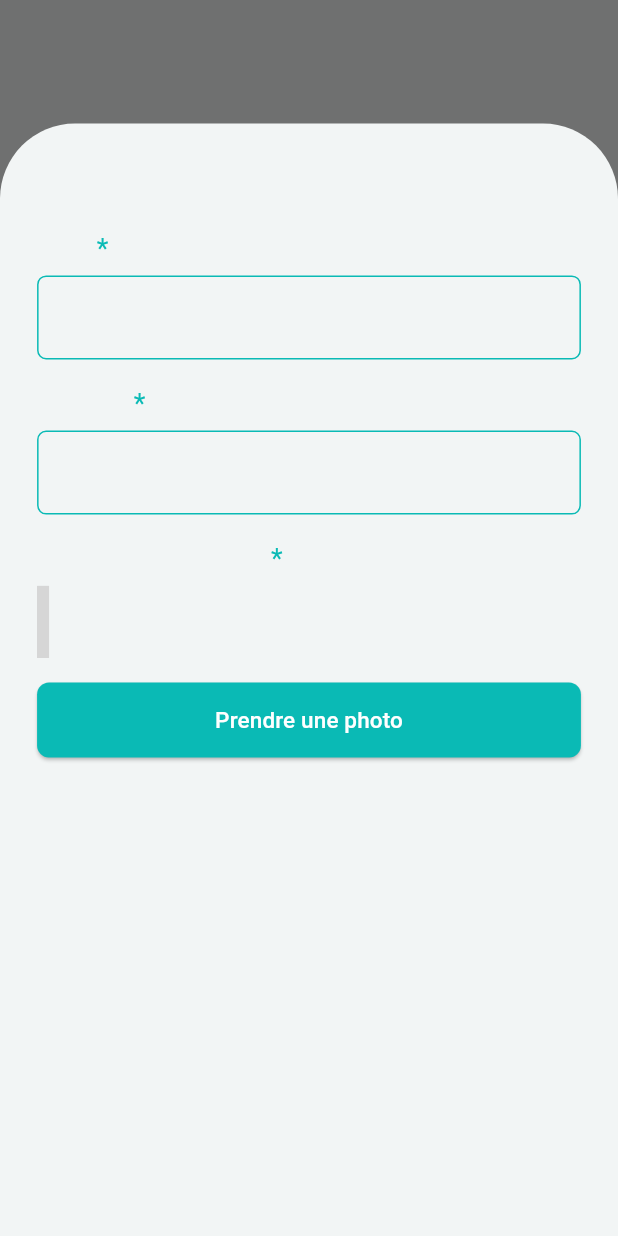
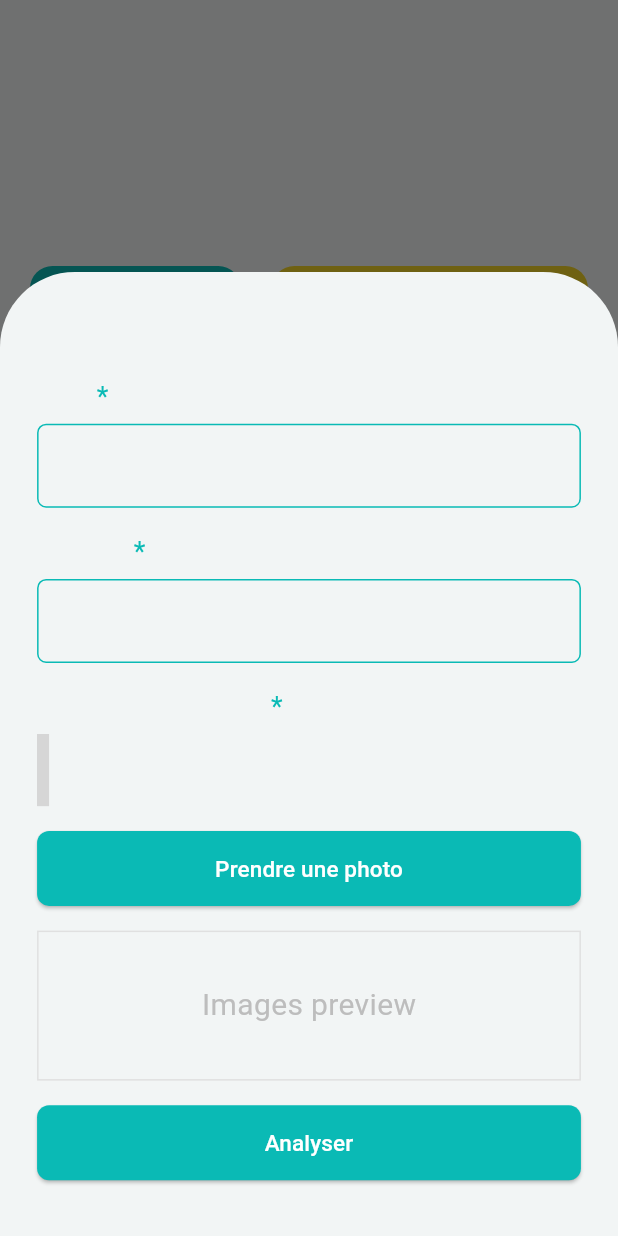
Before and after one commit to KDBismael/scanX-pi, a Flutter app: the screen it shows after launch, after a tap on "Analyser un patient", on a phone screen of 412 x 824 dp. Run offline on Flutter 3.47's test engine with Material 3 defaults, Android fonts, the light colour scheme and no system bars; our stand-ins replace camera, dartz, equatable, get_it, shared_preferences; missing offline and left inert: datepicker_dropdown; grey boxes are pictures that could not be loaded.

Commit message:
fix patient inputs modal

```diff
--- a/lib/core/presentation/widgets/custom_bottom_sheet.dart
+++ b/lib/core/presentation/widgets/custom_bottom_sheet.dart
@@ -10,7 +10,7 @@ class CustomBottomSheet {
     return showModalBottomSheet<void>(
         context: context,
         isScrollControlled: true,
-        constraints: BoxConstraints.expand(height: size.height * 0.9),
+        constraints: BoxConstraints.expand(height: size.height * 0.78),
         backgroundColor: Theme.of(context).colorScheme.secondary,
         shape: const RoundedRectangleBorder(
           borderRadius: BorderRadius.only(
--- a/lib/features/analyse_image/presentation/widgets/patient_inputs.dart
+++ b/lib/features/analyse_image/presentation/widgets/patient_inputs.dart
@@ -13,16 +13,17 @@ class PatientInputs extends StatefulWidget {
 }
 
 class _PatientInputsState extends State<PatientInputs> {
-  DateTime datel = DateTime.now();
+  DateTime dateNow = DateTime.now();
 
   @override
   Widget build(BuildContext context) {
     Size screenSize = MediaQuery.of(context).size;
-    int selectedDay = 14;
-    int selectedMonth = 10;
-    int selectedYear = 1993;
+    int selectedDay = dateNow.day;
+    int selectedMonth = dateNow.month;
+    int selectedYear = dateNow.year;
 
-    return Column(
+    return SingleChildScrollView(
+      child: Column(
         children: [
           const Text(
             "Entrez les informations du Patient",
@@ -211,10 +212,49 @@ class _PatientInputsState extends State<PatientInputs> {
                     style: TextStyle(color: Colors.white, fontSize: 15),
                   ),
                 ),
+                SizedBox(height: screenSize.height * 0.02),
+                Container(
+                  height: 100,
+                  width: screenSize.width,
+                  decoration: BoxDecoration(
+                      border: Border.all(color: Colors.grey.shade300)),
+                  child: Center(
+                    child: Text(
+                      "Images preview",
+                      style:
+                          TextStyle(color: Colors.grey.shade400, fontSize: 20),
+                    ),
+                  ),
+                ),
+                SizedBox(height: screenSize.height * 0.02),
+                ElevatedButton(
+                  style: ElevatedButton.styleFrom(
+                    minimumSize: Size(screenSize.width, 50),
+                    backgroundColor: Theme.of(context).colorScheme.primary,
+                    shape: RoundedRectangleBorder(
+                      borderRadius: BorderRadius.circular(8),
+                    ),
+                  ),
+                  onPressed: () {
+                    availableCameras().then((value) {
+                      Navigator.push(
+                        context,
+                        MaterialPageRoute(
+                          builder: (_) => CameraPreviewScreen(cameras: value),
+                        ),
+                      );
+                    });
+                  },
+                  child: const Text(
+                    "Analyser",
+                    style: TextStyle(color: Colors.white, fontSize: 15),
+                  ),
+                ),
               ],
             ),
           ),
         ],
+      ),
     );
   }
 }
```
Lines whose indentation alone changed are shown as unchanged.
